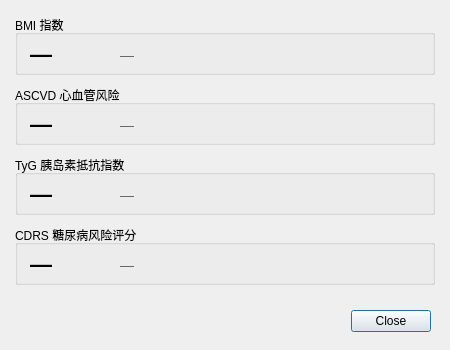
Above: frontend/Forms/healthdashboarddialog.ui from Felis1204/OmniHealth_Profiler before the change. Below: the same form after it.
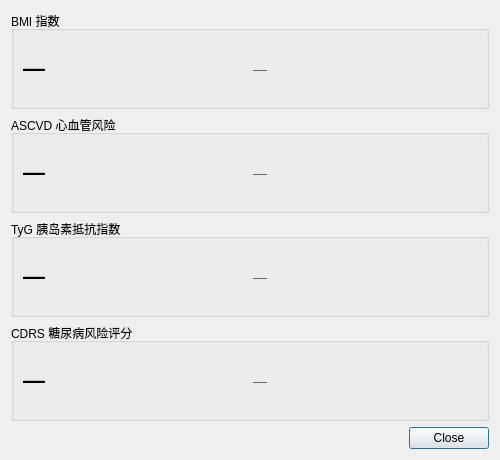
That is the form after the change.

```diff
--- a/frontend/Forms/healthdashboarddialog.ui
+++ b/frontend/Forms/healthdashboarddialog.ui
@@ -2,210 +2,45 @@
 <ui version="4.0">
  <class>HealthDashboardDialog</class>
  <widget class="QDialog" name="HealthDashboardDialog">
-  <property name="geometry">
-   <rect>
-    <x>0</x>
-    <y>0</y>
-    <width>450</width>
-    <height>350</height>
-   </rect>
-  </property>
-  <property name="windowTitle">
-   <string>健康仪表盘</string>
-  </property>
-  <widget class="QGroupBox" name="bmiGroup">
-   <property name="geometry">
-    <rect>
-     <x>15</x>
-     <y>15</y>
-     <width>420</width>
-     <height>60</height>
-    </rect>
-   </property>
-   <property name="title">
-    <string>BMI 指数</string>
-   </property>
-   <widget class="QLabel" name="bmiValue">
-    <property name="geometry">
-     <rect>
-      <x>15</x>
-      <y>25</y>
-      <width>80</width>
-      <height>28</height>
-     </rect>
-    </property>
-    <property name="styleSheet">
-     <string>font-size: 22px; font-weight: bold;</string>
-    </property>
-    <property name="text">
-     <string>—</string>
-    </property>
-   </widget>
-   <widget class="QLabel" name="bmiDesc">
-    <property name="geometry">
-     <rect>
-      <x>105</x>
-      <y>30</y>
-      <width>311</width>
-      <height>20</height>
-     </rect>
-    </property>
-    <property name="styleSheet">
-     <string>font-size: 14px; color: #666;</string>
-    </property>
-    <property name="text">
-     <string>—</string>
-    </property>
-   </widget>
-  </widget>
-  <widget class="QGroupBox" name="ascvdGroup">
-   <property name="geometry">
-    <rect>
-     <x>15</x>
-     <y>85</y>
-     <width>420</width>
-     <height>60</height>
-    </rect>
-   </property>
-   <property name="title">
-    <string>ASCVD 心血管风险</string>
-   </property>
-   <widget class="QLabel" name="ascvdValue">
-    <property name="geometry">
-     <rect>
-      <x>15</x>
-      <y>25</y>
-      <width>80</width>
-      <height>28</height>
-     </rect>
-    </property>
-    <property name="styleSheet">
-     <string>font-size: 22px; font-weight: bold;</string>
-    </property>
-    <property name="text">
-     <string>—</string>
-    </property>
-   </widget>
-   <widget class="QLabel" name="ascvdDesc">
-    <property name="geometry">
-     <rect>
-      <x>105</x>
-      <y>30</y>
-      <width>311</width>
-      <height>20</height>
-     </rect>
-    </property>
-    <property name="styleSheet">
-     <string>font-size: 14px; color: #666;</string>
-    </property>
-    <property name="text">
-     <string>—</string>
-    </property>
-   </widget>
-  </widget>
-  <widget class="QGroupBox" name="tygGroup">
-   <property name="geometry">
-    <rect>
-     <x>15</x>
-     <y>155</y>
-     <width>420</width>
-     <height>60</height>
-    </rect>
-   </property>
-   <property name="title">
-    <string>TyG 胰岛素抵抗指数</string>
-   </property>
-   <widget class="QLabel" name="tygValue">
-    <property name="geometry">
-     <rect>
-      <x>15</x>
-      <y>25</y>
-      <width>80</width>
-      <height>28</height>
-     </rect>
-    </property>
-    <property name="styleSheet">
-     <string>font-size: 22px; font-weight: bold;</string>
-    </property>
-    <property name="text">
-     <string>—</string>
-    </property>
-   </widget>
-   <widget class="QLabel" name="tygDesc">
-    <property name="geometry">
-     <rect>
-      <x>105</x>
-      <y>30</y>
-      <width>311</width>
-      <height>20</height>
-     </rect>
-    </property>
-    <property name="styleSheet">
-     <string>font-size: 14px; color: #666;</string>
-    </property>
-    <property name="text">
-     <string>—</string>
-    </property>
-   </widget>
-  </widget>
-  <widget class="QGroupBox" name="cdrsGroup">
-   <property name="geometry">
-    <rect>
-     <x>15</x>
-     <y>225</y>
-     <width>420</width>
-     <height>60</height>
-    </rect>
-   </property>
-   <property name="title">
-    <string>CDRS 糖尿病风险评分</string>
-   </property>
-   <widget class="QLabel" name="cdrsValue">
-    <property name="geometry">
-     <rect>
-      <x>15</x>
-      <y>25</y>
-      <width>80</width>
-      <height>28</height>
-     </rect>
-    </property>
-    <property name="styleSheet">
-     <string>font-size: 22px; font-weight: bold;</string>
-    </property>
-    <property name="text">
-     <string>—</string>
-    </property>
-   </widget>
-   <widget class="QLabel" name="cdrsDesc">
-    <property name="geometry">
-     <rect>
-      <x>105</x>
-      <y>30</y>
-      <width>311</width>
-      <height>20</height>
-     </rect>
-    </property>
-    <property name="styleSheet">
-     <string>font-size: 14px; color: #666;</string>
-    </property>
-    <property name="text">
-     <string>—</string>
-    </property>
-   </widget>
-  </widget>
-  <widget class="QDialogButtonBox" name="buttonBox">
-   <property name="geometry">
-    <rect>
-     <x>340</x>
-     <y>310</y>
-     <width>91</width>
-     <height>23</height>
-    </rect>
-   </property>
-   <property name="standardButtons">
-    <set>QDialogButtonBox::StandardButton::Close</set>
-   </property>
-  </widget>
+  <property name="geometry"><rect><x>0</x><y>0</y><width>500</width><height>460</height></rect></property>
+  <property name="windowTitle"><string>健康仪表盘</string></property>
+  <property name="minimumSize"><size><width>440</width><height>400</height></size></property>
+  <layout class="QVBoxLayout" name="mainLayout">
+   <item><widget class="QGroupBox" name="bmiGroup">
+    <property name="title"><string>BMI 指数</string></property>
+    <layout class="QHBoxLayout" name="bmiLayout">
+     <item><widget class="QLabel" name="bmiValue"><property name="styleSheet"><string>font-size: 22px; font-weight: bold;</string></property><property name="text"><string>—</string></property></widget></item>
+     <item><widget class="QLabel" name="bmiDesc"><property name="styleSheet"><string>font-size: 14px; color: #666;</string></property><property name="text"><string>—</string></property></widget></item>
+    </layout>
+   </widget></item>
+   <item><widget class="QGroupBox" name="ascvdGroup">
+    <property name="title"><string>ASCVD 心血管风险</string></property>
+    <layout class="QHBoxLayout" name="ascvdLayout">
+     <item><widget class="QLabel" name="ascvdValue"><property name="styleSheet"><string>font-size: 22px; font-weight: bold;</string></property><property name="text"><string>—</string></property></widget></item>
+     <item><widget class="QLabel" name="ascvdDesc"><property name="styleSheet"><string>font-size: 14px; color: #666;</string></property><property name="text"><string>—</string></property></widget></item>
+    </layout>
+   </widget></item>
+   <item><widget class="QGroupBox" name="tygGroup">
+    <property name="title"><string>TyG 胰岛素抵抗指数</string></property>
+    <layout class="QHBoxLayout" name="tygLayout">
+     <item><widget class="QLabel" name="tygValue"><property name="styleSheet"><string>font-size: 22px; font-weight: bold;</string></property><property name="text"><string>—</string></property></widget></item>
+     <item><widget class="QLabel" name="tygDesc"><property name="styleSheet"><string>font-size: 14px; color: #666;</string></property><property name="text"><string>—</string></property></widget></item>
+    </layout>
+   </widget></item>
+   <item><widget class="QGroupBox" name="cdrsGroup">
+    <property name="title"><string>CDRS 糖尿病风险评分</string></property>
+    <layout class="QHBoxLayout" name="cdrsLayout">
+     <item><widget class="QLabel" name="cdrsValue"><property name="styleSheet"><string>font-size: 22px; font-weight: bold;</string></property><property name="text"><string>—</string></property></widget></item>
+     <item><widget class="QLabel" name="cdrsDesc"><property name="styleSheet"><string>font-size: 14px; color: #666;</string></property><property name="text"><string>—</string></property></widget></item>
+    </layout>
+   </widget></item>
+   <item>
+    <layout class="QHBoxLayout" name="closeLayout">
+     <item><spacer name="closeSpacer"><property name="orientation"><enum>Qt::Horizontal</enum></property><property name="sizeHint"><size><width>40</width><height>20</height></size></property></spacer></item>
+     <item><widget class="QDialogButtonBox" name="buttonBox"><property name="standardButtons"><set>QDialogButtonBox::Close</set></property></widget></item>
+    </layout>
+   </item>
+  </layout>
  </widget>
  <resources/>
  <connections>
```
Left out of the diff: 10 changed lines with no effect on the pictures.
